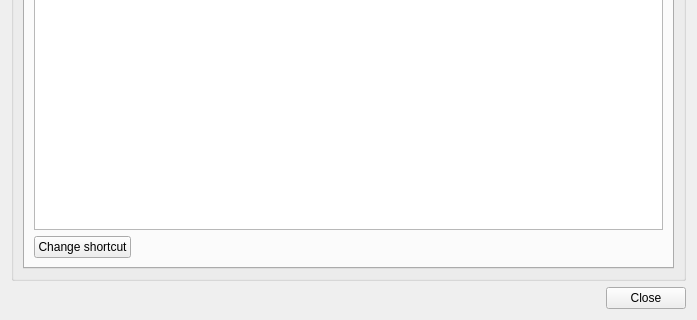
This is src/prefs_panel.ui in fontmatrix/fontmatrix as Qt 5 draws it before an edit; both pictures show x 0 to 697 and y 300 to 620 of the 697 by 620 pixel window. The edited form follows.
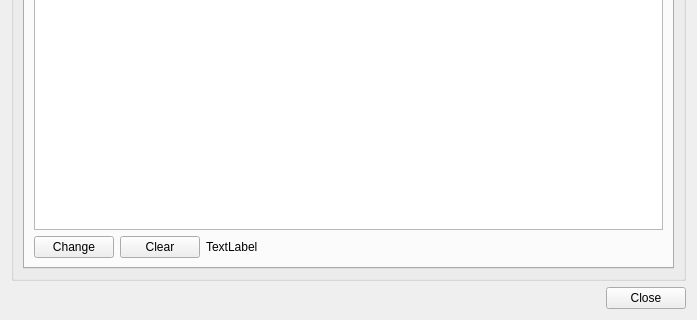
This is the edited form. The open tabs and pages were chosen to show the change. Icons and pictures are not drawn.

```diff
--- a/src/prefs_panel.ui
+++ b/src/prefs_panel.ui
@@ -554,6 +554,14 @@
          </layout>
         </widget>
         <widget class="QWidget" name="tab_4" >
+         <property name="geometry" >
+          <rect>
+           <x>0</x>
+           <y>0</y>
+           <width>647</width>
+           <height>497</height>
+          </rect>
+         </property>
          <attribute name="title" >
           <string>Shortcuts</string>
          </attribute>
@@ -566,7 +574,21 @@
             <item>
              <widget class="QPushButton" name="pushButton" >
               <property name="text" >
-               <string>Change shortcut</string>
+               <string>Change</string>
+              </property>
+             </widget>
+            </item>
+            <item>
+             <widget class="QPushButton" name="clearButton" >
+              <property name="text" >
+               <string>Clear</string>
+              </property>
+             </widget>
+            </item>
+            <item>
+             <widget class="QLabel" name="shortcutLabel" >
+              <property name="text" >
+               <string>TextLabel</string>
               </property>
              </widget>
             </item>
@@ -577,7 +599,7 @@
               </property>
               <property name="sizeHint" stdset="0" >
                <size>
-                <width>40</width>
+                <width>158</width>
                 <height>20</height>
                </size>
               </property>
```
Left out of the diff: 6 changed lines with no effect on the pictures.
